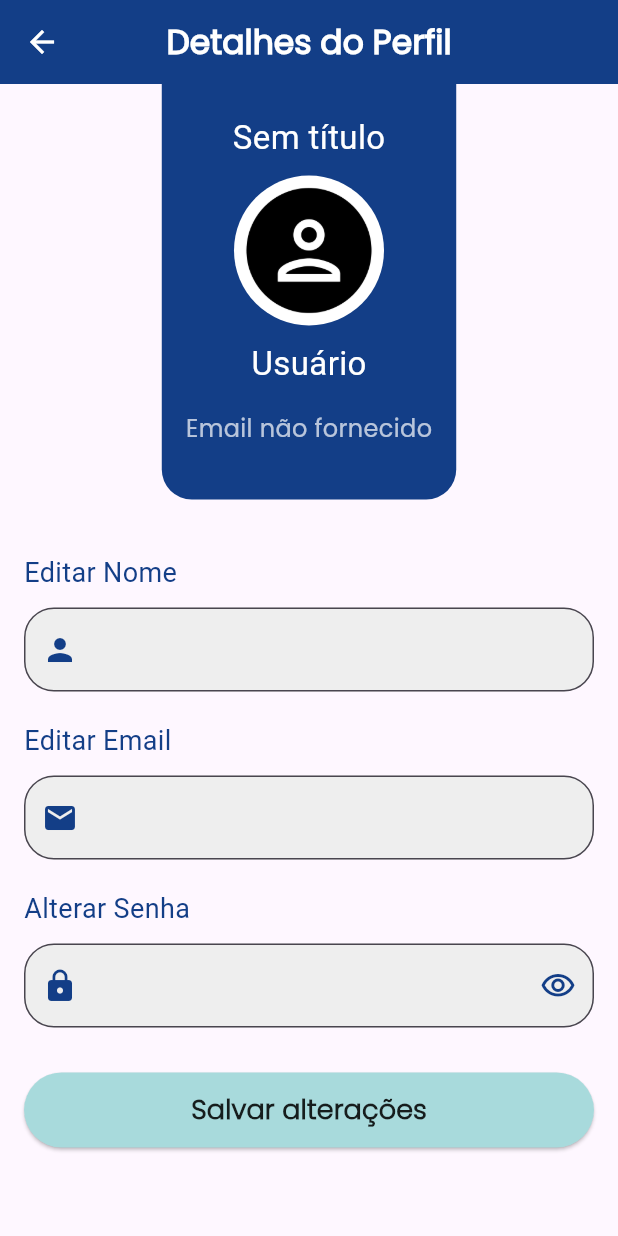
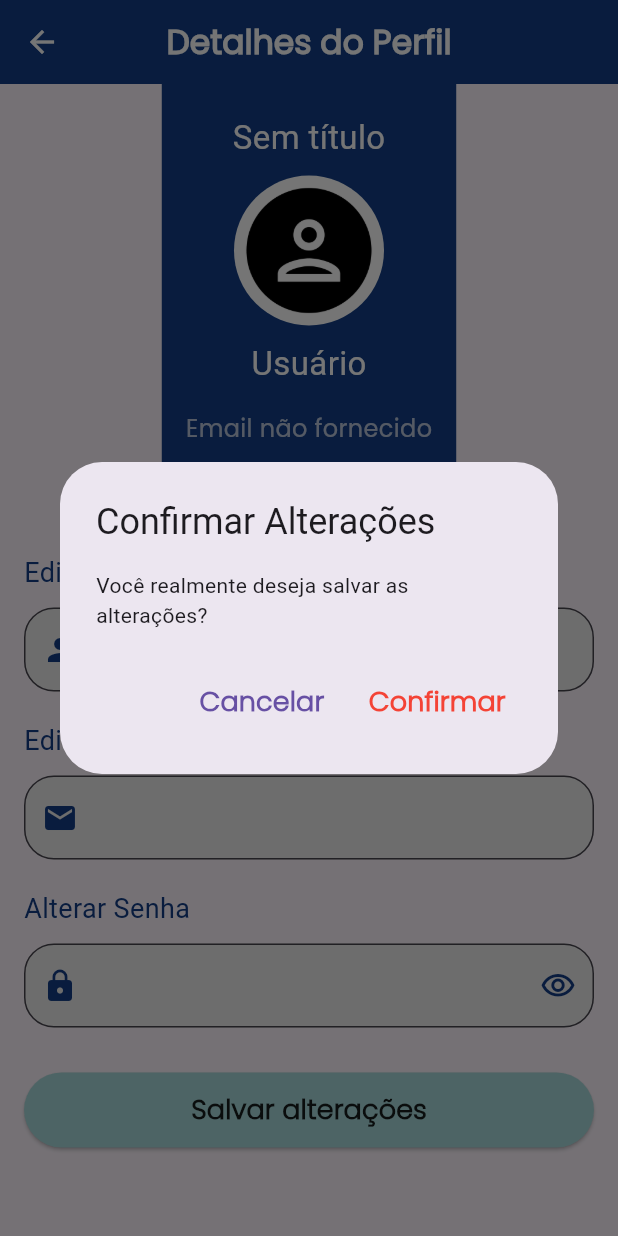
Before and after one commit to JVictor25/Dispositivos-Moveis-Projeto-, a Flutter app: the EditProfileScreen screen opened directly, after a tap on "Salvar alterações", on a phone screen of 412 x 824 dp. Run offline on Flutter 3.47's test engine with Material 3 defaults, Android fonts, the phone set to English and light mode, and no system bars; our stand-ins replace flutter_svg, jwt_decoder, table_calendar; Roboto replaces fonts that are missing (PoppinsBold).

Commit message:
update de vicios funcionando

```diff
--- a/breakpoint_app/lib/model/Vice.dart
+++ b/breakpoint_app/lib/model/Vice.dart
@@ -9,7 +9,7 @@ class Vice {
   final String impactType;
   final String? impactValue;
   List<TimeOfDay>? dangerousTimes;
-  final String description;// Novo atributo de descrição
+  final String description;
 
 
   Vice({
@@ -56,17 +56,16 @@ class Vice {
 
   Map<String, dynamic> toJson() {
   return {
-    'title': viceType,
     'description': description,
     'addictionImpact': impactType,
     'impactCost': impactValue,
     'criticalHours': dangerousTimes?.map((time) {
       return '${time.hour.toString().padLeft(2, '0')}:${time.minute.toString().padLeft(2, '0')}';
     }).toList(),
-    'createdAt': dateCreation.toIso8601String(),
-    'updated_at': datesobriety.toIso8601String(),
   };
 }
+
+
 
 Map<String, dynamic> toJsonAdd() {
   return {
--- a/breakpoint_app/lib/providers/user_service.dart
+++ b/breakpoint_app/lib/providers/user_service.dart
@@ -125,9 +125,7 @@ class UserService with ChangeNotifier {
           'password': password,
         }),
       );
-      print(response.statusCode);
       if (response.statusCode == 200) {
-        print(response.body);
         return response.body;
       } else {
         final error = jsonDecode(response.body);
--- a/breakpoint_app/lib/screens/edit_profile_screen.dart
+++ b/breakpoint_app/lib/screens/edit_profile_screen.dart
@@ -28,13 +28,41 @@ class _EditProfileScreenState extends State<EditProfileScreen> {
   final _formKey = GlobalKey<FormState>();
   final _formData = Map<String, Object>();
 
-  void _submitEdit() async {
-    final isValid = _formKey.currentState?.validate() ??
-        true;
+  void _confirmAndSubmitEdit() async {
+    final isValid = _formKey.currentState?.validate() ?? true;
 
     if (!isValid) {
       return;
     }
+
+    // Exibe o diálogo de confirmação
+    final confirmation = await showDialog<bool>(
+      context: context,
+      builder: (context) => AlertDialog(
+        title: Text("Confirmar Alterações"),
+        content: Text("Você realmente deseja salvar as alterações?"),
+        actions: [
+          TextButton(
+            onPressed: () {
+              Navigator.of(context).pop(false); // Cancela
+            },
+            child: Text("Cancelar"),
+          ),
+          TextButton(
+            onPressed: () {
+              Navigator.of(context).pop(true); // Confirma
+            },
+            child: Text(
+              "Confirmar",
+              style: TextStyle(color: Colors.red),
+            ),
+          ),
+        ],
+      ),
+    );
+
+    // Se o usuário confirmou, executa o envio
+    if (confirmation == true) {
       _formKey.currentState?.save();
 
       await Provider.of<UserService>(context, listen: false)
@@ -44,6 +72,7 @@ class _EditProfileScreenState extends State<EditProfileScreen> {
       }).catchError((error) {
         print('Erro ao atualizar usuário: $error');
       });
+    }
   }
 
   @override
@@ -88,7 +117,8 @@ class _EditProfileScreenState extends State<EditProfileScreen> {
                     radius: 50,
                     backgroundColor: Colors.white,
                     backgroundImage: AssetImage(
-                      imageMap[Provider.of<ViceProvider>(context).getAvatar()] ??
+                      imageMap[
+                              Provider.of<ViceProvider>(context).getAvatar()] ??
                           'assets/images/default.png',
                     ),
                   ),
@@ -133,8 +163,7 @@ class _EditProfileScreenState extends State<EditProfileScreen> {
                     ),
                     SizedBox(height: 10),
                     TextFormField(
-                      initialValue:
-                          _formData['name']?.toString() ?? '', // Valor padrão
+                      initialValue: _formData['name']?.toString() ?? '',
                       style: TextStyle(color: Colors.black87),
                       decoration: InputDecoration(
                         filled: true,
@@ -148,9 +177,8 @@ class _EditProfileScreenState extends State<EditProfileScreen> {
                         ),
                       ),
                       onSaved: (name) {
-                        _formData['name'] = (name?.trim().isEmpty ?? true)
-                            ? ''
-                            : name ?? ''; // Valor padrão
+                        _formData['name'] =
+                            (name?.trim().isEmpty ?? true) ? '' : name ?? '';
                       },
                     ),
                     SizedBox(height: 20),
@@ -164,8 +192,7 @@ class _EditProfileScreenState extends State<EditProfileScreen> {
                     ),
                     SizedBox(height: 10),
                     TextFormField(
-                      initialValue:
-                          _formData['email']?.toString() ?? '', // Valor padrão
+                      initialValue: _formData['email']?.toString() ?? '',
                       style: TextStyle(color: Colors.black87),
                       decoration: InputDecoration(
                         filled: true,
@@ -179,9 +206,8 @@ class _EditProfileScreenState extends State<EditProfileScreen> {
                         ),
                       ),
                       onSaved: (email) {
-                        _formData['email'] = (email?.trim().isEmpty ?? true)
-                            ? ''
-                            : email ?? ''; // Valor padrão
+                        _formData['email'] =
+                            (email?.trim().isEmpty ?? true) ? '' : email ?? '';
                       },
                     ),
                     SizedBox(height: 20),
@@ -225,7 +251,7 @@ class _EditProfileScreenState extends State<EditProfileScreen> {
                         _formData['password'] =
                             (password?.trim().isEmpty ?? true)
                                 ? ''
-                                : password ?? ''; // Valor padrão
+                                : password ?? '';
                       },
                     ),
                     SizedBox(height: 30),
@@ -233,7 +259,7 @@ class _EditProfileScreenState extends State<EditProfileScreen> {
                       style: ElevatedButton.styleFrom(
                           minimumSize: const Size(double.infinity, 50),
                           backgroundColor: Color(0xffA8DADC)),
-                      onPressed: _submitEdit,
+                      onPressed: _confirmAndSubmitEdit,
                       child: Text(
                         "Salvar alterações",
                         style: TextStyle(
--- a/breakpoint_app/lib/screens/wellcome_screen.dart
+++ b/breakpoint_app/lib/screens/wellcome_screen.dart
@@ -1,3 +1,5 @@
+
+// ignore_for_file: prefer_const_constructors
 
 import 'package:breakpoint_app/routes/app_routes.dart';
 import 'package:flutter/material.dart';
--- a/breakpoint_app/lib/widgets/vice_list.dart
+++ b/breakpoint_app/lib/widgets/vice_list.dart
@@ -1,3 +1,5 @@
+// ignore_for_file: use_super_parameters, prefer_const_constructors
+
 import 'package:breakpoint_app/providers/active_user.dart';
 import 'package:flutter/material.dart';
 import 'package:provider/provider.dart';
@@ -21,13 +23,13 @@ class _ViceListState extends State<ViceList> {
   @override
   void initState() {
     super.initState();
-    _fetchVices(); // Inicializa o carregamento no initState
+    _fetchVices();
   }
 
   Future<void> _fetchVices() async {
     final activeUser = Provider.of<ActiveUser>(context, listen: false);
     final provider = Provider.of<ViceProvider>(context, listen: false);
-    await provider.fetchVices(activeUser.currentUser!); // Atualiza os dados no provider
+    await provider.fetchVices(activeUser.currentUser!);
   }
 
   @override
```
Also changed, not shown: breakpoint_app/lib/components/drawer.dart (+21 -6 lines), breakpoint_app/lib/providers/vice_provider.dart (+15 -6 lines), breakpoint_app/lib/providers/vice_service.dart (+22 -5 lines), breakpoint_app/lib/screens/vice_detail.dart (+13 -11 lines), breakpoint_app/lib/widgets/vice_form.dart (+100 -68 lines). Lines whose indentation alone changed are shown as unchanged.
